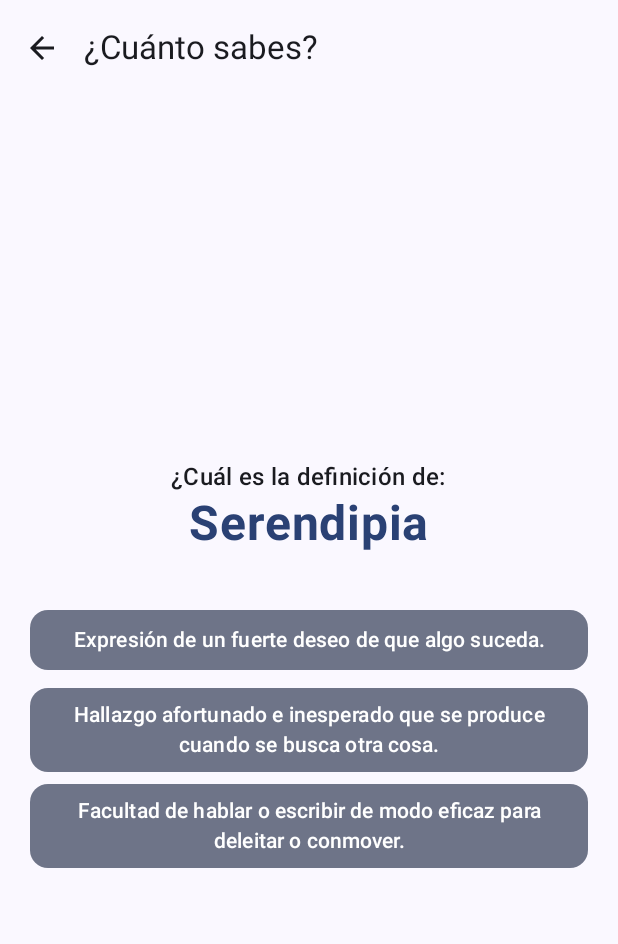
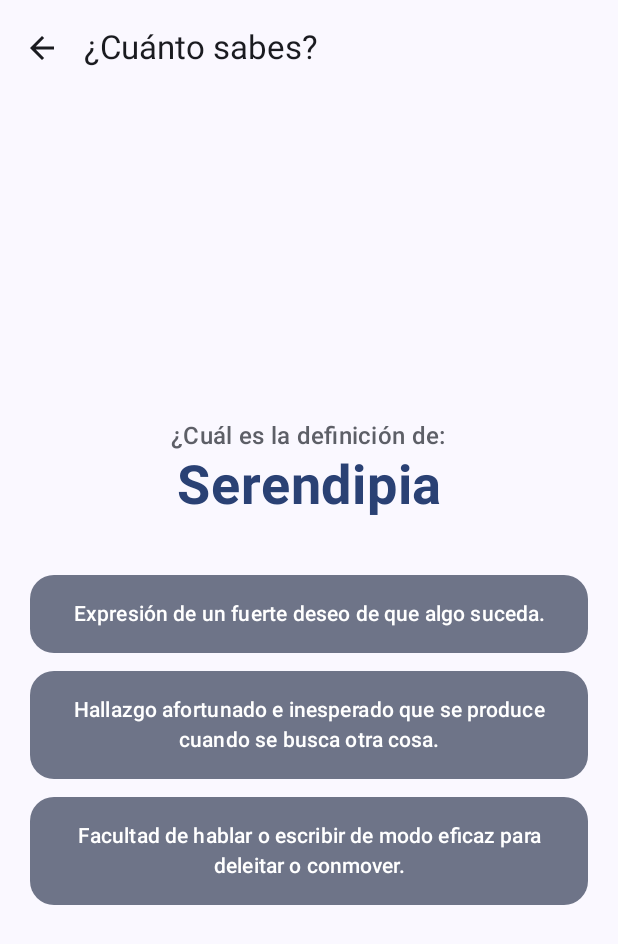
Before and after one commit to hebrabo/DI, an Android app built with Jetpack Compose: the JuegoScreen screen opened through its navigation route, on a phone screen of 412 x 824 dp. Shown: the top 944 px of the screen. Run offline under Robolectric (Android 15) with nearby library versions, the phone set to English and light mode, and no system bars.

Commit message:
feat: finalizar Extra 4 e integrar estadísticas en el Mini Juego
- Se integra 'registrarAcierto' en JuegoScreen para persistir el progreso de juegos ganados.
- Se mejora la UX del juego con feedback visual de colores y bloqueo de respuestas duplicadas.
- Se completa el ciclo de vida del usuario: Aprender (Home) -> Repasar (Diccionario) -> Validar (Juego) -> Analizar (Estadísticas/Ajustes).

```diff
--- a/DI0704_AppAprendizajePalabras/app/src/main/java/com/example/di0704_appaprendizajepalabras/ui/screens/JuegoScreen.kt
+++ b/DI0704_AppAprendizajePalabras/app/src/main/java/com/example/di0704_appaprendizajepalabras/ui/screens/JuegoScreen.kt
@@ -16,11 +16,13 @@ import com.example.di0704_appaprendizajepalabras.ui.viewmodel.PalabraViewModel
 @OptIn(ExperimentalMaterial3Api::class)
 @Composable
 fun JuegoScreen(viewModel: PalabraViewModel, onBackClick: () -> Unit) {
-    // Generar el primer reto al entrar
+    // Generar el primer reto al entrar en la pantalla
     LaunchedEffect(Unit) { viewModel.generarNuevoReto() }
 
     val quiz = viewModel.quizActual.value
     var mensajeResultado by remember { mutableStateOf("") }
+    // Estado para bloquear botones tras responder una vez
+    var respondido by remember { mutableStateOf(false) }
 
     Scaffold(
         topBar = {
@@ -35,47 +37,101 @@ fun JuegoScreen(viewModel: PalabraViewModel, onBackClick: () -> Unit) {
         }
     ) { padding ->
         Column(
-            modifier = Modifier.fillMaxSize().padding(padding).padding(20.dp),
+            modifier = Modifier
+                .fillMaxSize()
+                .padding(padding)
+                .padding(20.dp),
             horizontalAlignment = Alignment.CenterHorizontally,
             verticalArrangement = Arrangement.Center
         ) {
             quiz?.let { q ->
-                Text("¿Cuál es la definición de:", style = MaterialTheme.typography.titleMedium)
+                Text(
+                    text = "¿Cuál es la definición de:",
+                    style = MaterialTheme.typography.titleMedium,
+                    color = MaterialTheme.colorScheme.outline
+                )
+
                 Text(
                     text = q.palabra.termino,
-                    fontSize = 32.sp,
+                    fontSize = 36.sp,
                     fontWeight = FontWeight.Bold,
-                    color = MaterialTheme.colorScheme.primary
+                    color = MaterialTheme.colorScheme.primary,
+                    textAlign = TextAlign.Center
                 )
 
-                Spacer(modifier = Modifier.height(30.dp))
+                Spacer(modifier = Modifier.height(32.dp))
 
+                // Lista de opciones
                 q.opciones.forEach { opcion ->
+                    val esCorrecta = opcion == q.respuestaCorrecta
+
                     Button(
                         onClick = {
-                            mensajeResultado = if (opcion == q.respuestaCorrecta) "¡Correcto! 🎉" else "Casi... era otra ❌"
+                            if (!respondido) { // Solo procesamos si no ha respondido aún
+                                respondido = true
+                                if (esCorrecta) {
+                                    mensajeResultado = "¡Correcto! 🎉"
+                                    viewModel.registrarAcierto() // ACTUALIZA EXTRA 4
+                                } else {
+                                    mensajeResultado = "Casi... era otra ❌"
+                                }
+                            }
                         },
-                        modifier = Modifier.fillMaxWidth().padding(vertical = 4.dp),
-                        shape = MaterialTheme.shapes.medium,
+                        modifier = Modifier
+                            .fillMaxWidth()
+                            .padding(vertical = 6.dp),
+                        enabled = !respondido, // Desactiva botones tras la respuesta
+                        shape = MaterialTheme.shapes.large,
                         colors = ButtonDefaults.buttonColors(
-                            containerColor = MaterialTheme.colorScheme.secondaryContainer,
-                            contentColor = MaterialTheme.colorScheme.onSecondaryContainer
+                            containerColor = if (respondido && esCorrecta)
+                                MaterialTheme.colorScheme.primary
+                            else
+                                MaterialTheme.colorScheme.secondaryContainer,
+                            contentColor = if (respondido && esCorrecta)
+                                MaterialTheme.colorScheme.onPrimary
+                            else
+                                MaterialTheme.colorScheme.onSecondaryContainer
                         )
                     ) {
-                        Text(opcion, textAlign = TextAlign.Center)
+                        Text(
+                            text = opcion,
+                            textAlign = TextAlign.Center,
+                            modifier = Modifier.padding(vertical = 8.dp)
+                        )
                     }
                 }
 
-                if (mensajeResultado.isNotEmpty()) {
-                    Spacer(modifier = Modifier.height(20.dp))
-                    Text(mensajeResultado, style = MaterialTheme.typography.headlineSmall)
-                    Button(onClick = {
-                        mensajeResultado = ""
-                        viewModel.generarNuevoReto()
-                    }) {
+                // Sección de feedback y siguiente reto
+                if (respondido) {
+                    Spacer(modifier = Modifier.height(24.dp))
+
+                    Text(
+                        text = mensajeResultado,
+                        style = MaterialTheme.typography.headlineSmall,
+                        fontWeight = FontWeight.Bold,
+                        color = if (mensajeResultado.contains("Correcto"))
+                            MaterialTheme.colorScheme.primary
+                        else
+                            MaterialTheme.colorScheme.error
+                    )
+
+                    Spacer(modifier = Modifier.height(16.dp))
+
+                    Button(
+                        onClick = {
+                            mensajeResultado = ""
+                            respondido = false
+                            viewModel.generarNuevoReto()
+                        },
+                        elevation = ButtonDefaults.buttonElevation(defaultElevation = 4.dp)
+                    ) {
                         Text("Siguiente reto")
                     }
                 }
+            } ?: run {
+                // Estado de carga si no hay palabras suficientes
+                CircularProgressIndicator()
+                Text("Preparando el desafío...", modifier = Modifier.padding(top = 16.dp))
             }
         }
     }
--- a/DI0704_AppAprendizajePalabras/app/src/main/java/com/example/di0704_appaprendizajepalabras/ui/viewmodel/PalabraViewModel.kt
+++ b/DI0704_AppAprendizajePalabras/app/src/main/java/com/example/di0704_appaprendizajepalabras/ui/viewmodel/PalabraViewModel.kt
@@ -9,6 +9,8 @@ import androidx.compose.runtime.setValue
 import androidx.lifecycle.ViewModel
 import com.example.di0704_appaprendizajepalabras.data.model.Palabra
 import com.example.di0704_appaprendizajepalabras.data.repository.PalabraRepository
+import java.time.LocalDate
+import java.time.temporal.ChronoUnit
 
 /**
  * Clase para representar un reto del mini juego (Extra 3)
@@ -31,7 +33,7 @@ class PalabraViewModel : ViewModel() {
     private val _palabraActual = mutableStateOf(obtenerNuevaPalabraSegura("Español"))
     val palabraActual: State<Palabra> = _palabraActual
 
-    // --- EXTRAS: ESTADÍSTICAS Y APRENDIZAJE ---
+    // --- EXTRA 2: ESTADÍSTICAS BÁSICAS ---
     var palabrasVistas by mutableIntStateOf(0)
         private set
 
@@ -42,8 +44,38 @@ class PalabraViewModel : ViewModel() {
     private val _quizActual = mutableStateOf<QuizState?>(null)
     val quizActual: State<QuizState?> = _quizActual
 
-    var aciertosJuego by mutableIntStateOf(0)
+    // --- EXTRA 4: ESTADÍSTICAS AVANZADAS ---
+    var juegosSuperados by mutableIntStateOf(0)
         private set
+
+    var rachaDias by mutableIntStateOf(1)
+        private set
+
+    var totalSesiones by mutableIntStateOf(1) // Empezamos en 1 al abrir la app
+        private set
+
+    // Simulamos una fecha de última conexión (en una app real esto vendría de una base de datos)
+    private var fechaUltimaConexion: LocalDate = LocalDate.now().minusDays(1)
+
+    init {
+        // Al iniciar el ViewModel, calculamos la racha
+        actualizarRacha()
+    }
+
+    private fun actualizarRacha() {
+        val hoy = LocalDate.now()
+        // Calculamos la diferencia de días entre hoy y la última vez que se conectó
+        val diferencia = ChronoUnit.DAYS.between(fechaUltimaConexion, hoy)
+
+        if (diferencia == 1L) {
+            // Se conectó ayer, la racha aumenta
+            rachaDias++
+        } else if (diferencia > 1L) {
+            // Pasó más de un día, la racha se rompe y vuelve a 1
+            rachaDias = 1
+        }
+        // Si diferencia es 0, significa que ya se conectó hoy, no tocamos la racha
+    }
 
     fun cambiarIdioma(nuevoIdioma: String) {
         if (idiomaActual != nuevoIdioma) {
@@ -67,18 +99,14 @@ class PalabraViewModel : ViewModel() {
     fun generarNuevoReto() {
         val todasLasPalabras = repository.obtenerPalabrasPorIdioma(idiomaActual)
 
-        // Necesitamos al menos 3 palabras para que el juego tenga sentido
         if (todasLasPalabras.size >= 3) {
             val palabraCorrecta = todasLasPalabras.random()
-
-            // Elegimos 2 distractores (definiciones incorrectas)
             val distractores = todasLasPalabras
                 .filter { it.id != palabraCorrecta.id }
                 .shuffled()
                 .take(2)
                 .map { it.definicion }
 
-            // Creamos la lista de opciones y las mezclamos
             val opciones = (distractores + palabraCorrecta.definicion).shuffled()
 
             _quizActual.value = QuizState(
@@ -89,14 +117,19 @@ class PalabraViewModel : ViewModel() {
         }
     }
 
+    /**
+     * Registra un acierto en el juego (Extra 4: Juegos Superados)
+     */
     fun registrarAcierto() {
-        aciertosJuego++
+        juegosSuperados++
     }
 
     fun borrarProgreso() {
         idiomaActual = "Español"
         palabrasVistas = 0
-        aciertosJuego = 0
+        juegosSuperados = 0
+        rachaDias = 1
+        totalSesiones = 1
         _palabrasAprendidas.clear()
         idsMostradas.clear()
         _palabraActual.value = obtenerNuevaPalabraSegura("Español")
```
Also changed, not shown: DI0704_AppAprendizajePalabras/app/src/main/java/com/example/di0704_appaprendizajepalabras/ui/screens/SettingsScreen.kt (+58 -49 lines).
